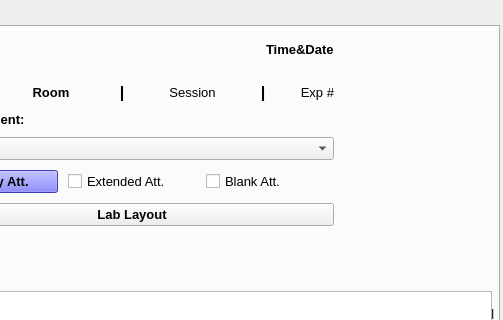
Old version of the form assets/YorkULabSeating_new.ui in the repository tdgskinner/yorku-phys-lab-seating; both pictures show x 370 to 873 and y 0 to 320 of the 873 by 566 pixel window.
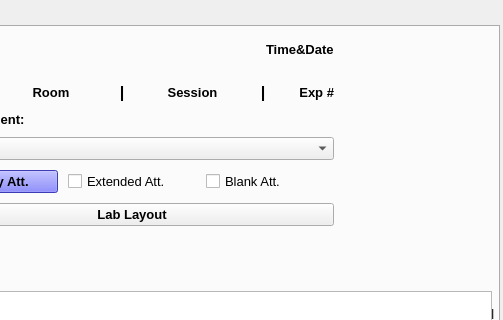
New version of the form.

Patch:
```diff
--- a/assets/YorkULabSeating_new.ui
+++ b/assets/YorkULabSeating_new.ui
@@ -373,6 +373,8 @@
                     <font>
                      <family>Arial</family>
                      <pointsize>10</pointsize>
+                     <weight>75</weight>
+                     <bold>true</bold>
                     </font>
                    </property>
                    <property name="text">
@@ -422,6 +424,8 @@
                     <font>
                      <family>Arial</family>
                      <pointsize>10</pointsize>
+                     <weight>75</weight>
+                     <bold>true</bold>
                     </font>
                    </property>
                    <property name="text">
```
Left out of the diff: 4 changed lines with no effect on the pictures.
